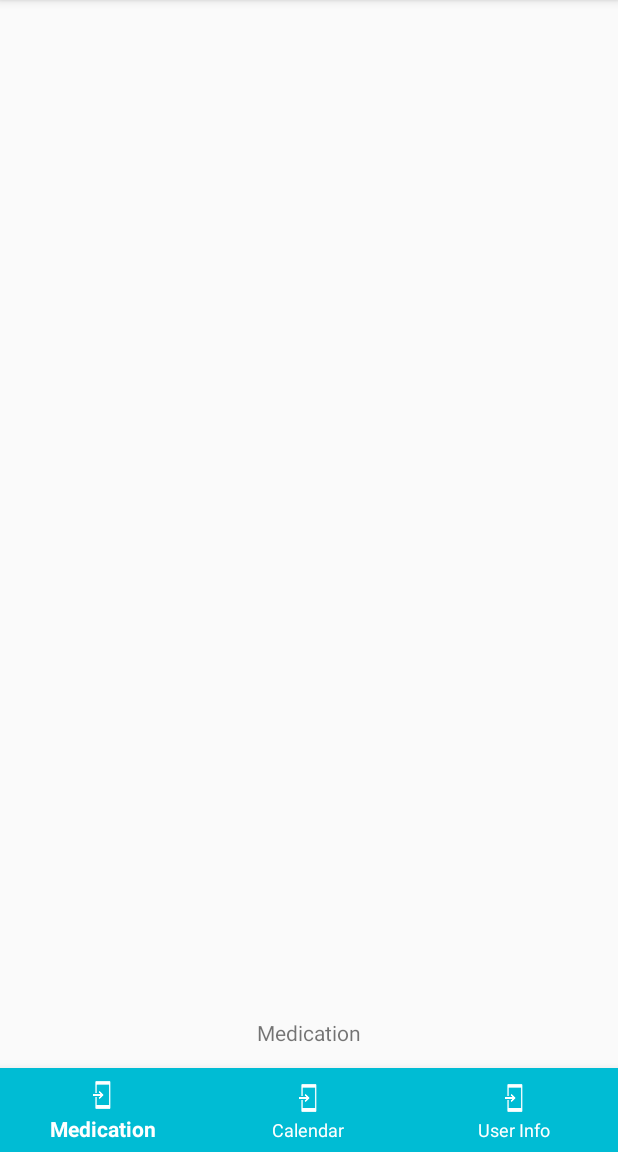
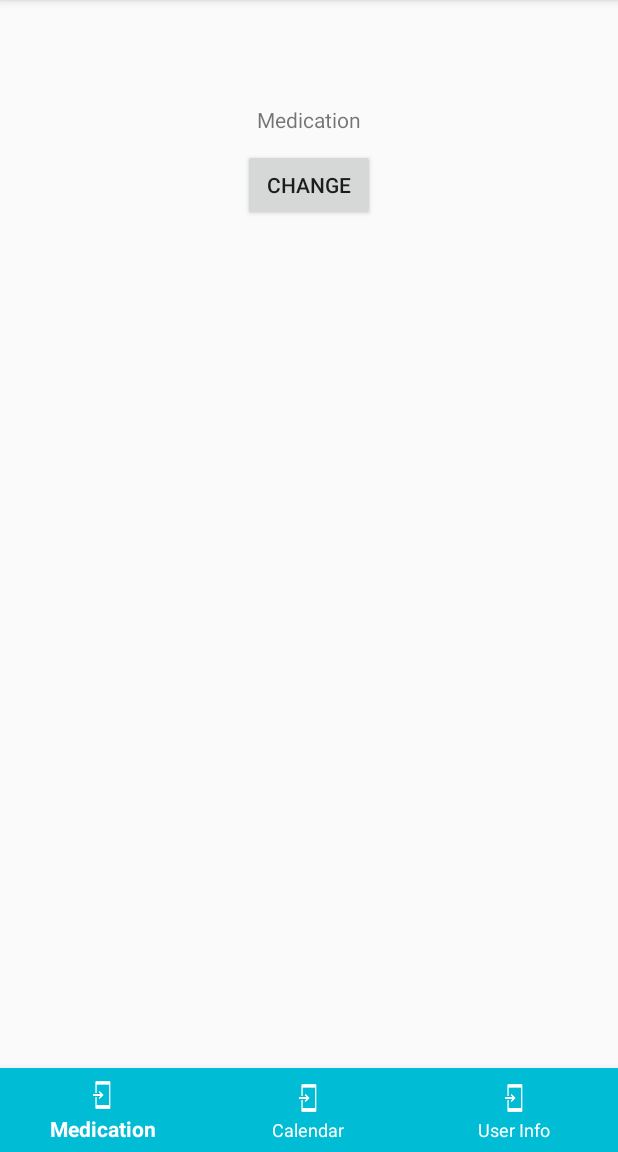
Before and after one commit to iightshade/Orbital-iCare, an Android app: the MainActivity screen opened directly, with no data from a screen before it, on a phone screen of 412 x 824 dp, the part 84-1236 px from its top. Run offline under Robolectric (Android 15) with nearby library versions, the phone set to English and light mode, and no system bars.

Commit message:
Added back function in main activity. Testing fragment

```diff
--- a/app/build.gradle
+++ b/app/build.gradle
@@ -28,6 +28,7 @@ dependencies {
     compile 'com.android.support.constraint:constraint-layout:1.0.2'
     compile 'com.android.support:design:25.3.1'
     compile 'com.google.firebase:firebase-auth:10.2.6'
+    compile 'com.google.firebase:firebase-database:10.2.6'
     testCompile 'junit:junit:4.12'
 }
 
--- a/app/src/main/java/com/logcat/example/pc/orbitalproj/MedicationFragment.java
+++ b/app/src/main/java/com/logcat/example/pc/orbitalproj/MedicationFragment.java
@@ -5,20 +5,43 @@ package com.logcat.example.pc.orbitalproj;
  */
 
 
+import android.app.Activity;
 import android.os.Bundle;
+import android.support.annotation.Nullable;
+import android.support.v4.app.ActivityCompat;
 import android.support.v4.app.Fragment;
+import android.support.v4.app.FragmentActivity;
 import android.view.LayoutInflater;
 import android.view.View;
 import android.view.ViewGroup;
+import android.widget.Button;
+import android.widget.EditText;
+import android.widget.TextView;
+
+import org.w3c.dom.Text;
 
 
 public class MedicationFragment extends Fragment {
 
-    public MedicationFragment() {
-    }
+    private static TextView medicalTextView;
 
     @Override
     public View onCreateView(LayoutInflater inflater, ViewGroup container, Bundle savedInstanceState) {
-        return inflater.inflate(R.layout.fragment_medication, container, false);
+        View view = inflater.inflate(R.layout.fragment_medication, container, false);
+        medicalTextView = (TextView)view.findViewById(R.id.medicalTextView);
+
+        final Button changeButton = (Button)view.findViewById(R.id.changeButton);
+
+        changeButton.setOnClickListener(
+                new View.OnClickListener(){
+                    public void onClick(View v){
+                        medicalTextView.setText("Changed");
+                    }
+                }
+        );
+        return view;
+
     }
+
+
 }
--- a/app/src/main/res/layout/fragment_medication.xml
+++ b/app/src/main/res/layout/fragment_medication.xml
@@ -3,11 +3,23 @@
     android:layout_width="match_parent" android:layout_height="match_parent">
 
     <TextView
-        android:id="@+id/textView"
+        android:id="@+id/medicalTextView"
         android:layout_width="wrap_content"
         android:layout_height="wrap_content"
+        android:layout_marginBottom="58dp"
         android:text="Medication"
-        android:layout_alignParentBottom="true"
+        android:layout_alignBottom="@+id/changeButton"
+        android:layout_centerHorizontal="true" />
+
+    <Button
+        android:id="@+id/changeButton"
+        android:layout_width="wrap_content"
+        android:layout_height="wrap_content"
+        android:layout_alignParentTop="true"
         android:layout_centerHorizontal="true"
-        android:layout_marginBottom="14dp" />
+        android:layout_marginTop="99dp"
+        android:text="change" />
+
+
+
 </RelativeLayout>
```
Also changed, not shown: app/src/main/java/com/logcat/example/pc/orbitalproj/MainActivity.java (+12 -1 lines).
